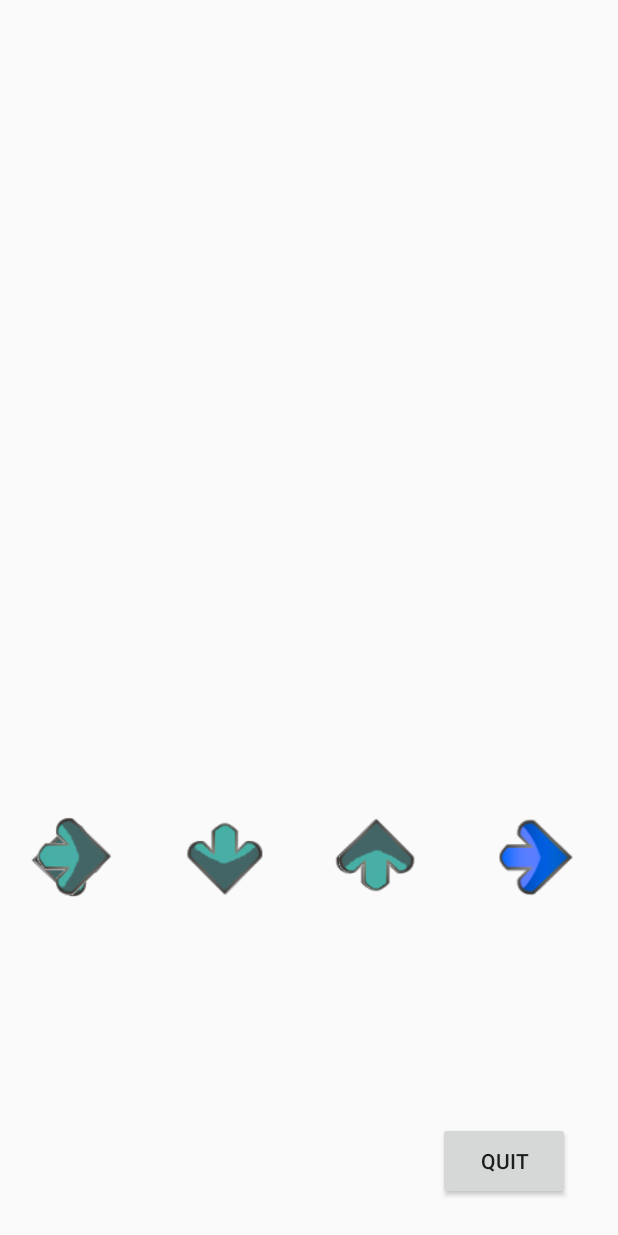
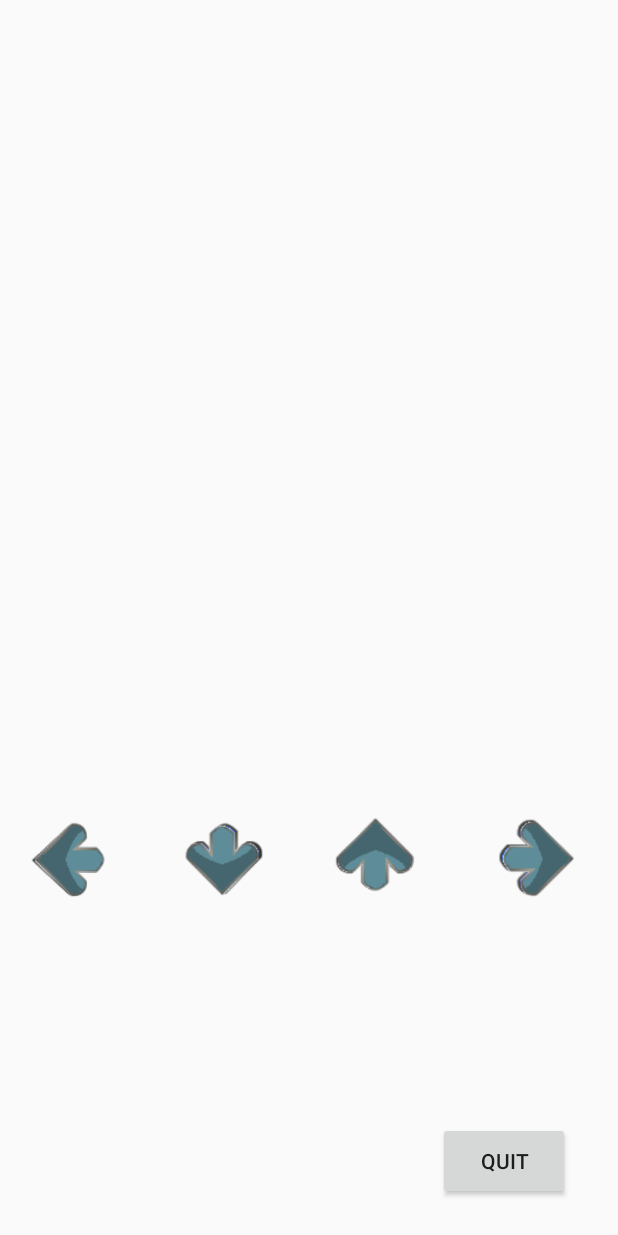
Before and after one commit to geonkim2/CS125Final, an Android app: the layout activity_game.xml on its own in the app's theme, with its tools: preview values and no code run, on a phone screen of 412 x 824 dp. Run offline under Robolectric (Android 15) with nearby library versions, the light colour scheme and no system bars.

Commit message:
need to do quaoar, marionette

```diff
--- a/app/src/main/java/com/example/cs125final/GameActivity.java
+++ b/app/src/main/java/com/example/cs125final/GameActivity.java
@@ -66,6 +66,10 @@ public class GameActivity extends AppCompatActivity {
             upOutline = findViewById(R.id.blackUpOutline);
             downOutline = findViewById(R.id.blackDownOutline);
             rightOutline = findViewById(R.id.blackRightOutline);
+            leftMove = findViewById(R.id.metaLeftMove);
+            upMove = findViewById(R.id.metaUpMove);
+            downMove = findViewById(R.id.metaDownMove);
+            rightMove = findViewById(R.id.metaRightMove);
         }
         if (songName.equals("queen bee")) {
             currentlyPlaying = MediaPlayer.create(GameActivity.this, R.raw.queenbee);
@@ -82,6 +86,10 @@ public class GameActivity extends AppCompatActivity {
             upOutline = findViewById(R.id.whiteUpOutline);
             downOutline = findViewById(R.id.whiteDownOutline);
             rightOutline = findViewById(R.id.whiteRightOutline);
+            leftMove = findViewById(R.id.qbLeftMove);
+            upMove = findViewById(R.id.qbUpMove);
+            downMove = findViewById(R.id.qbDownMove);
+            rightMove = findViewById(R.id.qbRightMove);
         }
         if (songName.equals("quaoar")) {
             currentlyPlaying = MediaPlayer.create(GameActivity.this, R.raw.quaoar);
@@ -98,6 +106,10 @@ public class GameActivity extends AppCompatActivity {
             upOutline = findViewById(R.id.whiteUpOutline);
             downOutline = findViewById(R.id.whiteDownOutline);
             rightOutline = findViewById(R.id.whiteRightOutline);
+            leftMove = findViewById(R.id.metaLeftMove);
+            upMove = findViewById(R.id.metaUpMove);
+            downMove = findViewById(R.id.metaDownMove);
+            rightMove = findViewById(R.id.metaRightMove);
         }
         if (songName.equals("metamorphosis")) {
             currentlyPlaying = MediaPlayer.create(GameActivity.this, R.raw.metamorphosis);
--- a/app/src/main/res/layout/activity_game.xml
+++ b/app/src/main/res/layout/activity_game.xml
@@ -486,6 +486,7 @@
         android:layout_width="99dp"
         android:layout_height="98dp"
         android:layout_marginBottom="200dp"
+        android:visibility="gone"
         app:layout_constraintBottom_toBottomOf="parent"
         app:srcCompat="@drawable/meta_left_arrow"
         tools:layout_editor_absoluteX="0dp" />
@@ -497,6 +498,7 @@
         android:layout_marginStart="100dp"
         android:layout_marginLeft="100dp"
         android:layout_marginBottom="200dp"
+        android:visibility="gone"
         app:layout_constraintBottom_toBottomOf="parent"
         app:layout_constraintStart_toStartOf="parent"
         app:srcCompat="@drawable/meta_down_arrow" />
@@ -506,6 +508,7 @@
         android:layout_width="105dp"
         android:layout_height="103dp"
         android:layout_marginBottom="200dp"
+        android:visibility="gone"
         app:layout_constraintBottom_toBottomOf="parent"
         app:srcCompat="@drawable/meta_right_arrow"
         tools:layout_editor_absoluteX="306dp" />
@@ -517,8 +520,49 @@
         android:layout_marginEnd="104dp"
         android:layout_marginRight="104dp"
         android:layout_marginBottom="200dp"
+        android:visibility="gone"
         app:layout_constraintBottom_toBottomOf="parent"
         app:layout_constraintEnd_toEndOf="parent"
         app:srcCompat="@drawable/meta_up_arrow" />
 
+    <ImageView
+        android:id="@+id/qbLeftMove"
+        android:layout_width="99dp"
+        android:layout_height="98dp"
+        android:layout_marginBottom="200dp"
+        app:layout_constraintBottom_toBottomOf="parent"
+        app:layout_constraintStart_toStartOf="parent"
+        app:srcCompat="@drawable/greyish_left_arrow" />
+
+    <ImageView
+        android:id="@+id/qbDownMove"
+        android:layout_width="100dp"
+        android:layout_height="98dp"
+        android:layout_marginStart="100dp"
+        android:layout_marginLeft="100dp"
+        android:layout_marginBottom="200dp"
+        app:layout_constraintBottom_toBottomOf="parent"
+        app:layout_constraintStart_toStartOf="parent"
+        app:srcCompat="@drawable/greyish_down_arrow" />
+
+    <ImageView
+        android:id="@+id/qbRightMove"
+        android:layout_width="100dp"
+        android:layout_height="102dp"
+        android:layout_marginBottom="200dp"
+        app:layout_constraintBottom_toBottomOf="parent"
+        app:layout_constraintEnd_toEndOf="parent"
+        app:srcCompat="@drawable/greyish_right_arrow" />
+
+    <ImageView
+        android:id="@+id/qbUpMove"
+        android:layout_width="102dp"
+        android:layout_height="102dp"
+        android:layout_marginEnd="106dp"
+        android:layout_marginRight="106dp"
+        android:layout_marginBottom="200dp"
+        app:layout_constraintBottom_toBottomOf="parent"
+        app:layout_constraintEnd_toEndOf="parent"
+        app:srcCompat="@drawable/greyish_up_arrow" />
+
 </android.support.constraint.ConstraintLayout>
```
